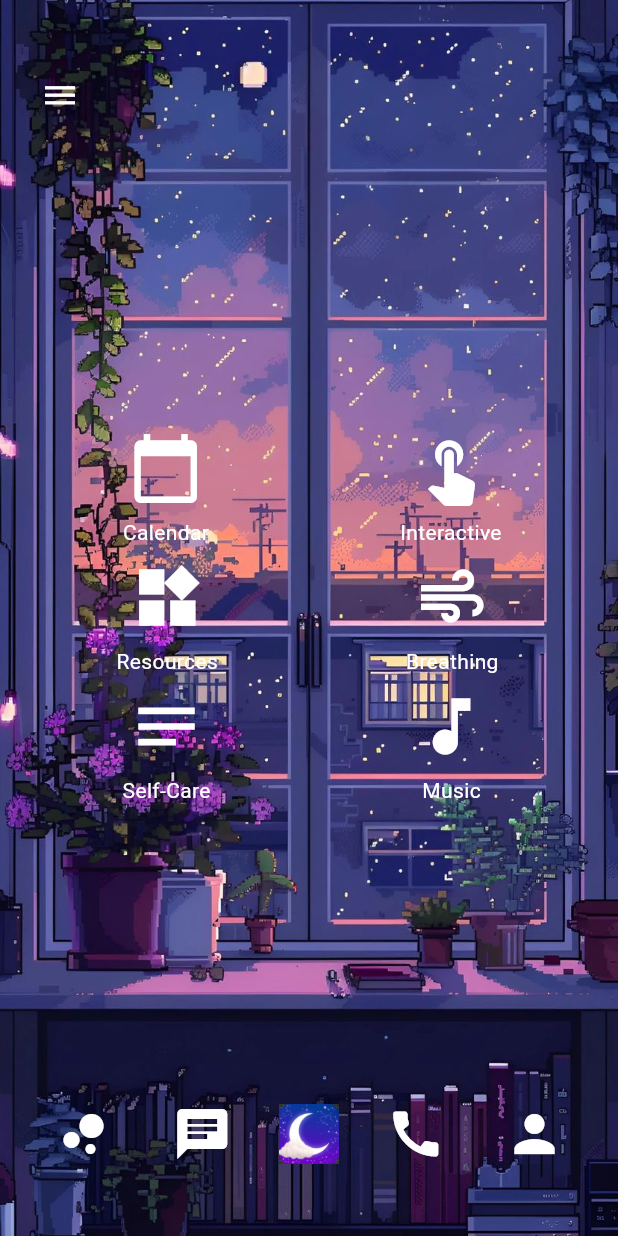
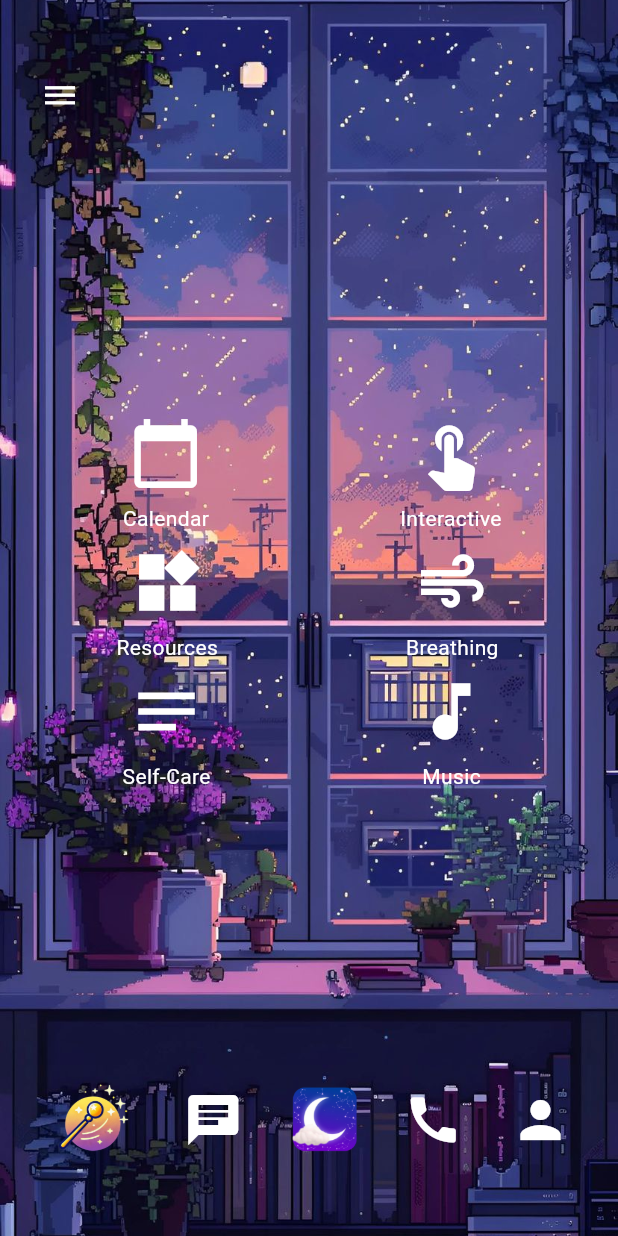
Before and after one commit to CarolinaZRM/CosmicComfort, a Flutter app: the screen it shows after launch, on a phone screen of 412 x 824 dp. Run offline on Flutter 3.47's test engine with Material 3 defaults, Android fonts, the phone set to English and light mode, and no system bars.

Commit message:
Implemented Accio base page, replaced icon with Accio logo and added functionality to Accio button

```diff
--- a/lib/main.dart
+++ b/lib/main.dart
@@ -1,6 +1,7 @@
 import 'package:flutter/material.dart';
 import 'pages/SettingsPage.dart'; // Import the settings page file
 import 'pages/ResourcesPage.dart';
+import 'pages/AccioPage.dart';
 
 void main() {
   runApp(const MyApp());
@@ -180,12 +181,23 @@ class _MyHomePageState extends State<MyHomePage> {
                 Row(
                   mainAxisAlignment: MainAxisAlignment.spaceAround,
                   children: [
-                    IconButton(
-                      icon: const Icon(Icons.bubble_chart, size: 40, color: Colors.white),
-                      onPressed: () {
-                        // Fake Chat
-                      },
+                    GestureDetector(
+                    onTap: () {
+                      // Navigate to Accio Page
+                      Navigator.push(
+                        context,
+                        MaterialPageRoute(
+                          builder: (context) => const AccioPage(),
+                        ),
+                      );
+                    },
+                    child: Image.asset(
+                      'assets/AccioIconClearBG.PNG', // Image path
+                      width: 75,  // Set the width as needed
+                      height: 75, // Set the height as needed
+
                     ),
+                  ),
                     IconButton(
                       icon: const Icon(Icons.chat, size: 40, color: Colors.white),
                       onPressed: () {
@@ -197,9 +209,9 @@ class _MyHomePageState extends State<MyHomePage> {
                         // Night mode action
                       },
                       child: Image.asset(
-                        'assets/CosmicComfortLogo.jpeg', // Replace with your image path
-                        width: 40,
-                        height: 40,
+                        'assets/CosmicComfortLogo.PNG', // Replace with your image path
+                        width: 60,
+                        height: 60,
                       ),
                     ),
                     IconButton(
--- a/pubspec.yaml
+++ b/pubspec.yaml
@@ -60,11 +60,12 @@ flutter:
 
   # To add assets to your application, add an assets section, like this:
   assets:
-    - assets/CosmicComfortLogo.jpeg
+    - assets/CosmicComfortLogo.PNG
     - assets/Homescreen.JPG
     - assets/Ombre.PNG
     - assets/Calendar_MoodLogBG.JPG
     - assets/AccioBG.JPG
+    - assets/AccioIconClearBG.PNG
 
 
   # An image asset can refer to one or more resolution-specific "variants", see
```
Also changed, not shown: lib/pages/AccioPage.dart (added, +114 -0 lines), assets/AccioIconClearBG.PNG (added), assets/CosmicComfortLogo.PNG (added), assets/CosmicComfortLogo.jpeg (deleted).
